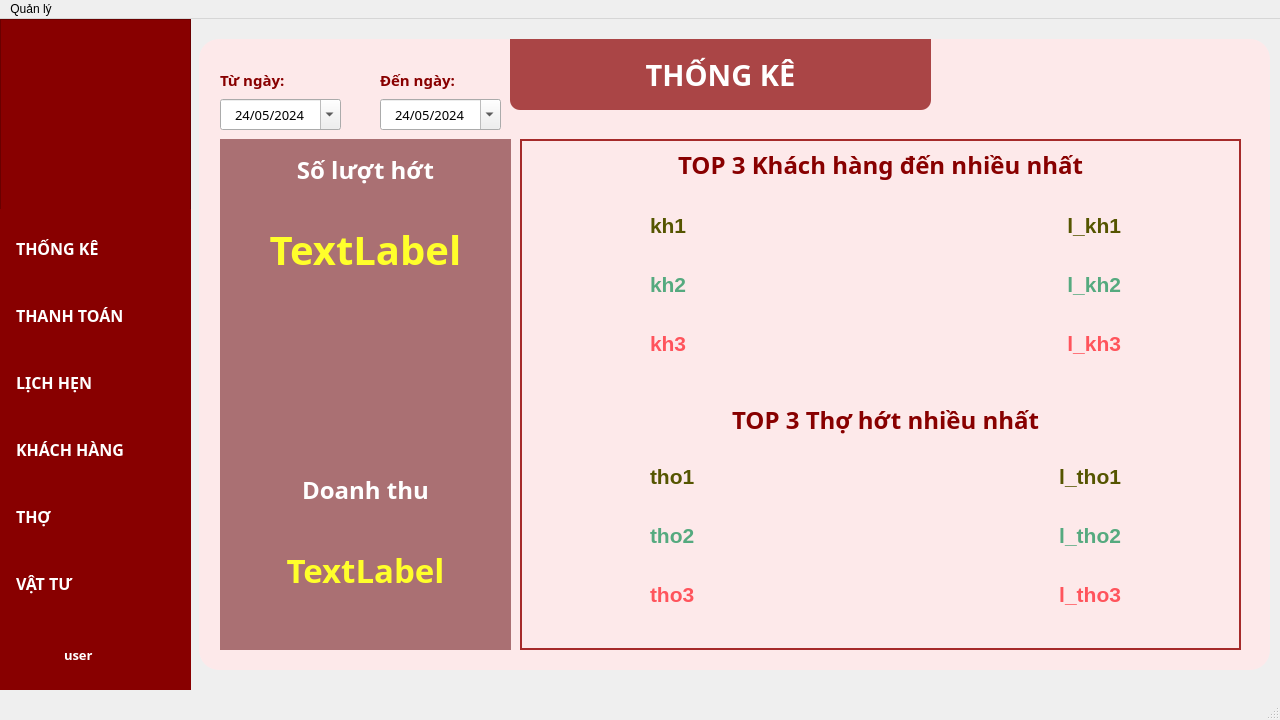
Qt form gui/qtDesginer_ui/FourMenBarberShop.ui (joslingg/Fourmenbarbershop_package) before a commit.
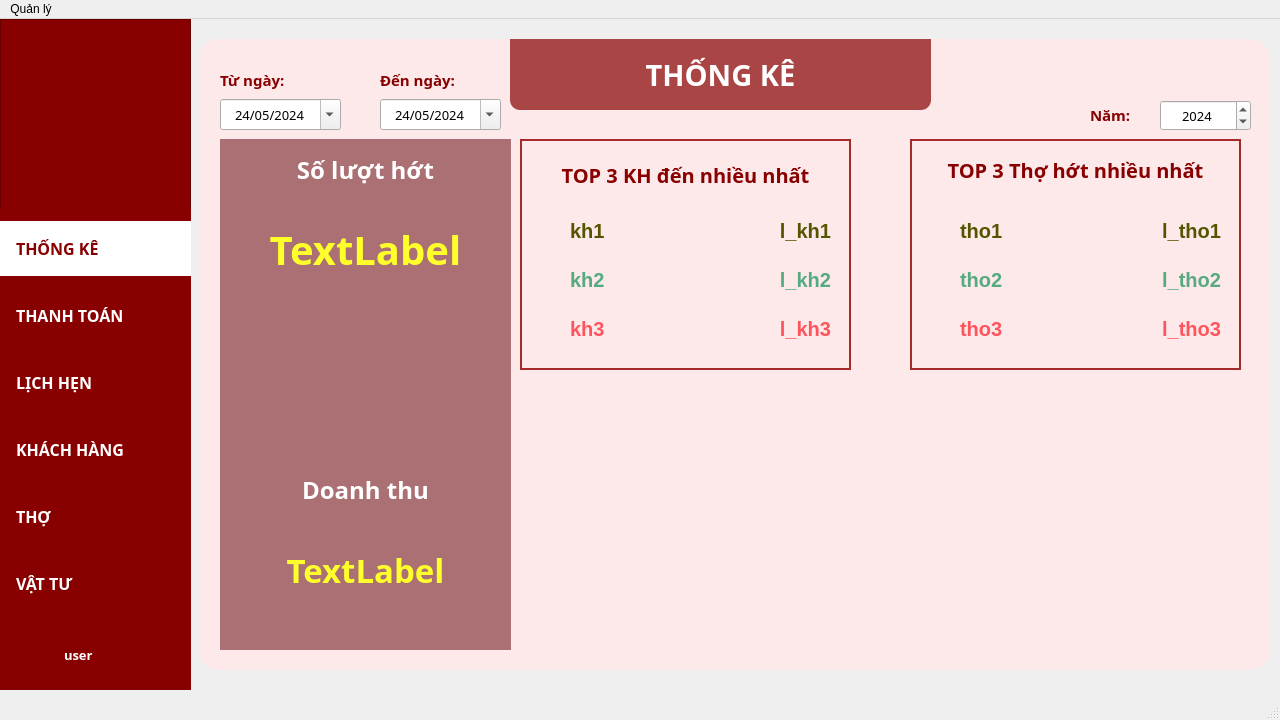
The same form after that commit. The open tabs and pages were chosen to show the change. Icons and pictures are not drawn.

```diff
--- a/gui/qtDesginer_ui/FourMenBarberShop.ui
+++ b/gui/qtDesginer_ui/FourMenBarberShop.ui
@@ -65,7 +65,7 @@
      </rect>
     </property>
     <property name="currentIndex">
-     <number>2</number>
+     <number>1</number>
     </property>
     <widget class="QWidget" name="welcome_form">
      <widget class="QFrame" name="bg_welcome">
@@ -165,7 +165,7 @@
            <bool>true</bool>
           </property>
           <property name="checked">
-           <bool>false</bool>
+           <bool>true</bool>
           </property>
           <property name="autoExclusive">
            <bool>true</bool>
@@ -372,7 +372,7 @@
         <string notr="true"/>
        </property>
        <property name="currentIndex">
-        <number>1</number>
+        <number>0</number>
        </property>
        <widget class="QWidget" name="thongke_page">
         <widget class="QGroupBox" name="groupBox_7">
@@ -706,8 +706,8 @@
           <rect>
            <x>330</x>
            <y>120</y>
-           <width>721</width>
-           <height>511</height>
+           <width>331</width>
+           <height>231</height>
           </rect>
          </property>
          <property name="font">
@@ -732,16 +732,16 @@
          <widget class="QLabel" name="label_31">
           <property name="geometry">
            <rect>
-            <x>70</x>
-            <y>-10</y>
-            <width>581</width>
+            <x>0</x>
+            <y>0</y>
+            <width>331</width>
             <height>71</height>
            </rect>
           </property>
           <property name="font">
            <font>
             <family>Noto Sans</family>
-            <pointsize>18</pointsize>
+            <pointsize>15</pointsize>
             <weight>75</weight>
             <bold>true</bold>
            </font>
@@ -750,34 +750,7 @@
            <string notr="true">color: rgb(136, 0, 0);</string>
           </property>
           <property name="text">
-           <string>TOP 3 Khách hàng đến nhiều nhất</string>
-          </property>
-          <property name="alignment">
-           <set>Qt::AlignCenter</set>
-          </property>
-         </widget>
-         <widget class="QLabel" name="label">
-          <property name="geometry">
-           <rect>
-            <x>160</x>
-            <y>260</y>
-            <width>411</width>
-            <height>41</height>
-           </rect>
-          </property>
-          <property name="font">
-           <font>
-            <family>Noto Sans</family>
-            <pointsize>18</pointsize>
-            <weight>75</weight>
-            <bold>true</bold>
-           </font>
-          </property>
-          <property name="styleSheet">
-           <string notr="true">color: rgb(136,0,0);</string>
-          </property>
-          <property name="text">
-           <string>TOP 3 Thợ hớt nhiều nhất</string>
+           <string>TOP 3 KH đến nhiều nhất</string>
           </property>
           <property name="alignment">
            <set>Qt::AlignCenter</set>
@@ -786,10 +759,10 @@
          <widget class="QLabel" name="label_2">
           <property name="geometry">
            <rect>
-            <x>60</x>
-            <y>60</y>
-            <width>61</width>
-            <height>61</height>
+            <x>0</x>
+            <y>70</y>
+            <width>41</width>
+            <height>41</height>
            </rect>
           </property>
           <property name="text">
@@ -808,10 +781,10 @@
          <widget class="QLabel" name="label_3">
           <property name="geometry">
            <rect>
-            <x>70</x>
-            <y>130</y>
-            <width>51</width>
-            <height>51</height>
+            <x>0</x>
+            <y>120</y>
+            <width>41</width>
+            <height>41</height>
            </rect>
           </property>
           <property name="text">
@@ -830,8 +803,8 @@
          <widget class="QLabel" name="label_5">
           <property name="geometry">
            <rect>
-            <x>80</x>
-            <y>190</y>
+            <x>0</x>
+            <y>170</y>
             <width>41</width>
             <height>41</height>
            </rect>
@@ -846,30 +819,227 @@
            <bool>true</bool>
           </property>
          </widget>
-         <widget class="QLabel" name="label_6">
+         <widget class="QWidget" name="layoutWidget">
           <property name="geometry">
            <rect>
-            <x>70</x>
-            <y>380</y>
-            <width>51</width>
-            <height>51</height>
+            <x>50</x>
+            <y>70</y>
+            <width>261</width>
+            <height>141</height>
            </rect>
           </property>
-          <property name="text">
-           <string/>
-          </property>
-          <property name="pixmap">
-           <pixmap resource="bg_img.qrc">:/img/medal2.png</pixmap>
-          </property>
-          <property name="scaledContents">
-           <bool>true</bool>
-          </property>
+          <layout class="QGridLayout" name="gridLayout_2" columnstretch="50,20">
+           <item row="0" column="0">
+            <widget class="QLabel" name="kh_top1">
+             <property name="font">
+              <font>
+               <family>Arial</family>
+               <pointsize>15</pointsize>
+               <weight>75</weight>
+               <bold>true</bold>
+              </font>
+             </property>
+             <property name="styleSheet">
+              <string notr="true">color: rgb(85, 85, 0);</string>
+             </property>
+             <property name="text">
+              <string>kh1</string>
+             </property>
+             <property name="alignment">
+              <set>Qt::AlignLeading|Qt::AlignLeft|Qt::AlignVCenter</set>
+             </property>
+            </widget>
+           </item>
+           <item row="0" column="1">
+            <widget class="QLabel" name="luot_kh1">
+             <property name="font">
+              <font>
+               <family>Arial</family>
+               <pointsize>15</pointsize>
+               <weight>75</weight>
+               <bold>true</bold>
+              </font>
+             </property>
+             <property name="styleSheet">
+              <string notr="true">color: rgb(85, 85, 0);</string>
+             </property>
+             <property name="text">
+              <string>l_kh1</string>
+             </property>
+             <property name="alignment">
+              <set>Qt::AlignRight|Qt::AlignTrailing|Qt::AlignVCenter</set>
+             </property>
+            </widget>
+           </item>
+           <item row="1" column="0">
+            <widget class="QLabel" name="kh_top2">
+             <property name="font">
+              <font>
+               <family>Arial</family>
+               <pointsize>15</pointsize>
+               <weight>75</weight>
+               <bold>true</bold>
+              </font>
+             </property>
+             <property name="styleSheet">
+              <string notr="true">color: rgb(85, 170, 127);</string>
+             </property>
+             <property name="text">
+              <string>kh2</string>
+             </property>
+             <property name="alignment">
+              <set>Qt::AlignLeading|Qt::AlignLeft|Qt::AlignVCenter</set>
+             </property>
+            </widget>
+           </item>
+           <item row="1" column="1">
+            <widget class="QLabel" name="luot_kh2">
+             <property name="font">
+              <font>
+               <family>Arial</family>
+               <pointsize>15</pointsize>
+               <weight>75</weight>
+               <bold>true</bold>
+              </font>
+             </property>
+             <property name="styleSheet">
+              <string notr="true">color: rgb(85, 170, 127);</string>
+             </property>
+             <property name="text">
+              <string>l_kh2</string>
+             </property>
+             <property name="alignment">
+              <set>Qt::AlignRight|Qt::AlignTrailing|Qt::AlignVCenter</set>
+             </property>
+            </widget>
+           </item>
+           <item row="2" column="0">
+            <widget class="QLabel" name="kh_top3">
+             <property name="font">
+              <font>
+               <family>Arial</family>
+               <pointsize>15</pointsize>
+               <weight>75</weight>
+               <bold>true</bold>
+              </font>
+             </property>
+             <property name="styleSheet">
+              <string notr="true">color: rgb(255, 84, 92);</string>
+             </property>
+             <property name="text">
+              <string>kh3</string>
+             </property>
+             <property name="alignment">
+              <set>Qt::AlignLeading|Qt::AlignLeft|Qt::AlignVCenter</set>
+             </property>
+            </widget>
+           </item>
+           <item row="2" column="1">
+            <widget class="QLabel" name="luot_kh3">
+             <property name="font">
+              <font>
+               <family>Arial</family>
+               <pointsize>15</pointsize>
+               <weight>75</weight>
+               <bold>true</bold>
+              </font>
+             </property>
+             <property name="styleSheet">
+              <string notr="true">color: rgb(255, 84, 92);</string>
+             </property>
+             <property name="text">
+              <string>l_kh3</string>
+             </property>
+             <property name="alignment">
+              <set>Qt::AlignRight|Qt::AlignTrailing|Qt::AlignVCenter</set>
+             </property>
+            </widget>
+           </item>
+          </layout>
          </widget>
+        </widget>
+        <widget class="QLabel" name="label_24">
+         <property name="geometry">
+          <rect>
+           <x>900</x>
+           <y>80</y>
+           <width>71</width>
+           <height>31</height>
+          </rect>
+         </property>
+         <property name="font">
+          <font>
+           <family>Noto Sans</family>
+           <pointsize>11</pointsize>
+           <weight>75</weight>
+           <bold>true</bold>
+          </font>
+         </property>
+         <property name="styleSheet">
+          <string notr="true">color: rgb(136, 0, 0);</string>
+         </property>
+         <property name="text">
+          <string>Năm:</string>
+         </property>
+        </widget>
+        <widget class="QSpinBox" name="nam_chart">
+         <property name="geometry">
+          <rect>
+           <x>970</x>
+           <y>81</y>
+           <width>91</width>
+           <height>31</height>
+          </rect>
+         </property>
+         <property name="font">
+          <font>
+           <family>Noto Sans</family>
+           <pointsize>10</pointsize>
+          </font>
+         </property>
+         <property name="alignment">
+          <set>Qt::AlignCenter</set>
+         </property>
+         <property name="maximum">
+          <number>9999</number>
+         </property>
+         <property name="value">
+          <number>2024</number>
+         </property>
+        </widget>
+        <widget class="QGroupBox" name="groupBox_17">
+         <property name="geometry">
+          <rect>
+           <x>720</x>
+           <y>120</y>
+           <width>331</width>
+           <height>231</height>
+          </rect>
+         </property>
+         <property name="font">
+          <font>
+           <family>Noto Sans</family>
+           <pointsize>20</pointsize>
+           <weight>75</weight>
+           <bold>true</bold>
+          </font>
+         </property>
+         <property name="styleSheet">
+          <string notr="true">QGroupBox{
+	
+	color: rgb(255, 255, 255);
+    color: #1B5E20; /* Xanh lá đậm */
+    border: 2px solid brown;
+}</string>
+         </property>
+         <property name="title">
+          <string/>
+         </property>
          <widget class="QLabel" name="label_7">
           <property name="geometry">
            <rect>
-            <x>80</x>
-            <y>440</y>
+            <x>0</x>
+            <y>120</y>
             <width>41</width>
             <height>41</height>
            </rect>
@@ -878,26 +1048,7 @@
            <string/>
           </property>
           <property name="pixmap">
-           <pixmap resource="bg_img.qrc">:/img/medal3.png</pixmap>
-          </property>
-          <property name="scaledContents">
-           <bool>true</bool>
-          </property>
-         </widget>
-         <widget class="QLabel" name="label_8">
-          <property name="geometry">
-           <rect>
-            <x>60</x>
-            <y>310</y>
-            <width>61</width>
-            <height>61</height>
-           </rect>
-          </property>
-          <property name="text">
-           <string/>
-          </property>
-          <property name="pixmap">
-           <pixmap resource="bg_img.qrc">:/img/medal1.png</pixmap>
+           <pixmap resource="bg_img.qrc">:/img/medal2.png</pixmap>
           </property>
           <property name="scaledContents">
            <bool>true</bool>
@@ -906,13 +1057,13 @@
            <set>Qt::AlignCenter</set>
           </property>
          </widget>
-         <widget class="QWidget" name="layoutWidget">
+         <widget class="QWidget" name="layoutWidget_2">
           <property name="geometry">
            <rect>
-            <x>130</x>
-            <y>311</y>
-            <width>471</width>
-            <height>171</height>
+            <x>50</x>
+            <y>70</y>
+            <width>261</width>
+            <height>141</height>
            </rect>
           </property>
           <layout class="QGridLayout" name="gridLayout_3" columnstretch="50,20">
@@ -921,7 +1072,7 @@
              <property name="font">
               <font>
                <family>Arial</family>
-               <pointsize>16</pointsize>
+               <pointsize>15</pointsize>
                <weight>75</weight>
                <bold>true</bold>
               </font>
@@ -942,7 +1093,7 @@
              <property name="font">
               <font>
                <family>Arial</family>
-               <pointsize>16</pointsize>
+               <pointsize>15</pointsize>
                <weight>75</weight>
                <bold>true</bold>
               </font>
@@ -963,7 +1114,7 @@
              <property name="font">
               <font>
                <family>Arial</family>
-               <pointsize>16</pointsize>
+               <pointsize>15</pointsize>
                <weight>75</weight>
                <bold>true</bold>
               </font>
@@ -984,7 +1135,7 @@
              <property name="font">
               <font>
                <family>Arial</family>
-               <pointsize>16</pointsize>
+               <pointsize>15</pointsize>
                <weight>75</weight>
                <bold>true</bold>
               </font>
@@ -1005,7 +1156,7 @@
              <property name="font">
               <font>
                <family>Arial</family>
-               <pointsize>16</pointsize>
+               <pointsize>15</pointsize>
                <weight>75</weight>
                <bold>true</bold>
               </font>
@@ -1026,7 +1177,7 @@
              <property name="font">
               <font>
                <family>Arial</family>
-               <pointsize>16</pointsize>
+               <pointsize>15</pointsize>
                <weight>75</weight>
                <bold>true</bold>
               </font>
@@ -1044,144 +1195,84 @@
            </item>
           </layout>
          </widget>
-         <widget class="QWidget" name="layoutWidget">
+         <widget class="QLabel" name="label_6">
           <property name="geometry">
            <rect>
-            <x>130</x>
-            <y>60</y>
-            <width>471</width>
-            <height>171</height>
+            <x>0</x>
+            <y>70</y>
+            <width>41</width>
+            <height>41</height>
            </rect>
           </property>
-          <layout class="QGridLayout" name="gridLayout_2" columnstretch="50,20">
-           <item row="0" column="0">
-            <widget class="QLabel" name="kh_top1">
-             <property name="font">
-              <font>
-               <family>Arial</family>
-               <pointsize>16</pointsize>
-               <weight>75</weight>
-               <bold>true</bold>
-              </font>
-             </property>
-             <property name="styleSheet">
-              <string notr="true">color: rgb(85, 85, 0);</string>
-             </property>
-             <property name="text">
-              <string>kh1</string>
-             </property>
-             <property name="alignment">
-              <set>Qt::AlignLeading|Qt::AlignLeft|Qt::AlignVCenter</set>
-             </property>
-            </widget>
-           </item>
-           <item row="0" column="1">
-            <widget class="QLabel" name="luot_kh1">
-             <property name="font">
-              <font>
-               <family>Arial</family>
-               <pointsize>16</pointsize>
-               <weight>75</weight>
-               <bold>true</bold>
-              </font>
-             </property>
-             <property name="styleSheet">
-              <string notr="true">color: rgb(85, 85, 0);</string>
-             </property>
-             <property name="text">
-              <string>l_kh1</string>
-             </property>
-             <property name="alignment">
-              <set>Qt::AlignRight|Qt::AlignTrailing|Qt::AlignVCenter</set>
-             </property>
-            </widget>
-           </item>
-           <item row="1" column="0">
-            <widget class="QLabel" name="kh_top2">
-             <property name="font">
-              <font>
-               <family>Arial</family>
-               <pointsize>16</pointsize>
-               <weight>75</weight>
-               <bold>true</bold>
-              </font>
-             </property>
-             <property name="styleSheet">
-              <string notr="true">color: rgb(85, 170, 127);</string>
-             </property>
-             <property name="text">
-              <string>kh2</string>
-             </property>
-             <property name="alignment">
-              <set>Qt::AlignLeading|Qt::AlignLeft|Qt::AlignVCenter</set>
-             </property>
-            </widget>
-           </item>
-           <item row="1" column="1">
-            <widget class="QLabel" name="luot_kh2">
-             <property name="font">
-              <font>
-               <family>Arial</family>
-               <pointsize>16</pointsize>
-               <weight>75</weight>
-               <bold>true</bold>
-              </font>
-             </property>
-             <property name="styleSheet">
-              <string notr="true">color: rgb(85, 170, 127);</string>
-             </property>
-             <property name="text">
-              <string>l_kh2</string>
-             </property>
-             <property name="alignment">
-              <set>Qt::AlignRight|Qt::AlignTrailing|Qt::AlignVCenter</set>
-             </property>
-            </widget>
-           </item>
-           <item row="2" column="0">
-            <widget class="QLabel" name="kh_top3">
-             <property name="font">
-              <font>
-               <family>Arial</family>
-               <pointsize>16</pointsize>
-               <weight>75</weight>
-               <bold>true</bold>
-              </font>
-             </property>
-             <property name="styleSheet">
-              <string notr="true">color: rgb(255, 84, 92);</string>
-             </property>
-             <property name="text">
-              <string>kh3</string>
-             </property>
-             <property name="alignment">
-              <set>Qt::AlignLeading|Qt::AlignLeft|Qt::AlignVCenter</set>
-             </property>
-            </widget>
-           </item>
-           <item row="2" column="1">
-            <widget class="QLabel" name="luot_kh3">
-             <property name="font">
-              <font>
-               <family>Arial</family>
-               <pointsize>16</pointsize>
-               <weight>75</weight>
-               <bold>true</bold>
-              </font>
-             </property>
-             <property name="styleSheet">
-              <string notr="true">color: rgb(255, 84, 92);</string>
-             </property>
-             <property name="text">
-              <string>l_kh3</string>
-             </property>
-             <property name="alignment">
-              <set>Qt::AlignRight|Qt::AlignTrailing|Qt::AlignVCenter</set>
-             </property>
-            </widget>
-           </item>
-          </layout>
+          <property name="text">
+           <string/>
+          </property>
+          <property name="pixmap">
+           <pixmap resource="bg_img.qrc">:/img/medal1.png</pixmap>
+          </property>
+          <property name="scaledContents">
+           <bool>true</bool>
+          </property>
+          <property name="alignment">
+           <set>Qt::AlignCenter</set>
+          </property>
          </widget>
+         <widget class="QLabel" name="label">
+          <property name="geometry">
+           <rect>
+            <x>0</x>
+            <y>10</y>
+            <width>331</width>
+            <height>41</height>
+           </rect>
+          </property>
+          <property name="font">
+           <font>
+            <family>Noto Sans</family>
+            <pointsize>15</pointsize>
+            <weight>75</weight>
+            <bold>true</bold>
+           </font>
+          </property>
+          <property name="styleSheet">
+           <string notr="true">color: rgb(136,0,0);</string>
+          </property>
+          <property name="text">
+           <string>TOP 3 Thợ hớt nhiều nhất</string>
+          </property>
+          <property name="alignment">
+           <set>Qt::AlignCenter</set>
+          </property>
+         </widget>
+         <widget class="QLabel" name="label_8">
+          <property name="geometry">
+           <rect>
+            <x>0</x>
+            <y>170</y>
+            <width>41</width>
+            <height>41</height>
+           </rect>
+          </property>
+          <property name="text">
+           <string/>
+          </property>
+          <property name="pixmap">
+           <pixmap resource="bg_img.qrc">:/img/medal3.png</pixmap>
+          </property>
+          <property name="scaledContents">
+           <bool>true</bool>
+          </property>
+         </widget>
+        </widget>
+        <widget class="QWidget" name="chart_widget" native="true">
+         <property name="geometry">
+          <rect>
+           <x>330</x>
+           <y>360</y>
+           <width>721</width>
+           <height>271</height>
+          </rect>
+         </property>
         </widget>
         <zorder>widget_16</zorder>
         <zorder>widget_15</zorder>
@@ -1192,6 +1283,10 @@
         <zorder>label_21</zorder>
         <zorder>label_22</zorder>
         <zorder>groupBox_11</zorder>
+        <zorder>label_24</zorder>
+        <zorder>nam_chart</zorder>
+        <zorder>groupBox_17</zorder>
+        <zorder>chart_widget</zorder>
        </widget>
        <widget class="QWidget" name="thanh_toan_page">
         <property name="font">
@@ -3648,7 +3743,7 @@
        </font>
       </property>
       <property name="editTriggers">
-       <set>QAbstractItemView::DoubleClicked|QAbstractItemView::SelectedClicked</set>
+       <set>QAbstractItemView::SelectedClicked</set>
       </property>
       <property name="sortingEnabled">
        <bool>true</bool>
@@ -3772,7 +3867,7 @@
       <property name="title">
        <string/>
       </property>
-      <widget class="QWidget" name="">
+      <widget class="QWidget" name="layoutWidget">
        <property name="geometry">
         <rect>
          <x>20</x>
@@ -3821,7 +3916,10 @@
            </font>
           </property>
           <property name="styleSheet">
-           <string notr="true">background-color: rgb(255, 255, 255);</string>
+           <string notr="true">QLineEdit{
+	background-color: rgb(209, 209, 209);
+}
+QLineEdit::hover{border:none}</string>
           </property>
           <property name="maxLength">
            <number>30</number>
@@ -3829,6 +3927,9 @@
           <property name="alignment">
            <set>Qt::AlignCenter</set>
           </property>
+          <property name="readOnly">
+           <bool>true</bool>
+          </property>
           <property name="placeholderText">
            <string/>
           </property>
@@ -3971,12 +4072,13 @@
            <font>
             <family>Noto Sans</family>
             <pointsize>11</pointsize>
-            <italic>true</italic>
+            <italic>false</italic>
            </font>
           </property>
           <property name="styleSheet">
            <string notr="true">QComboBox{
 	background-color: none;
+	padding: 0 0 0 120px;
 }
 </string>
           </property>
@@ -4005,7 +4107,7 @@
         </item>
        </layout>
       </widget>
-      <widget class="QWidget" name="">
+      <widget class="QWidget" name="layoutWidget">
        <property name="geometry">
         <rect>
          <x>570</x>
```
